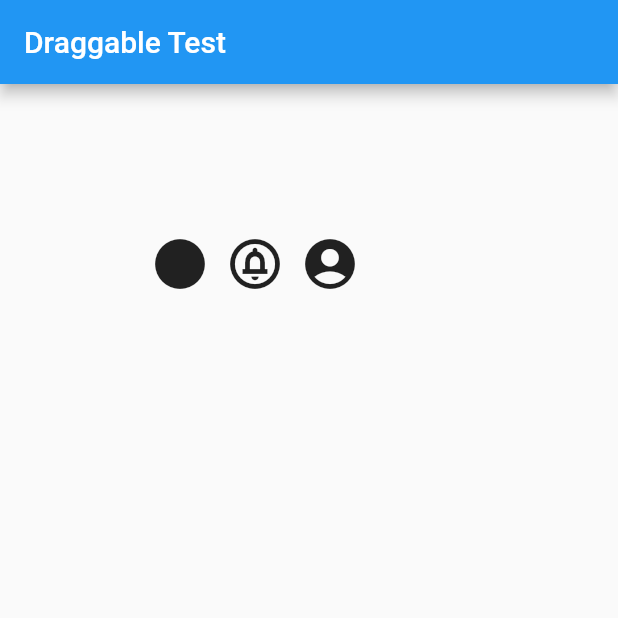
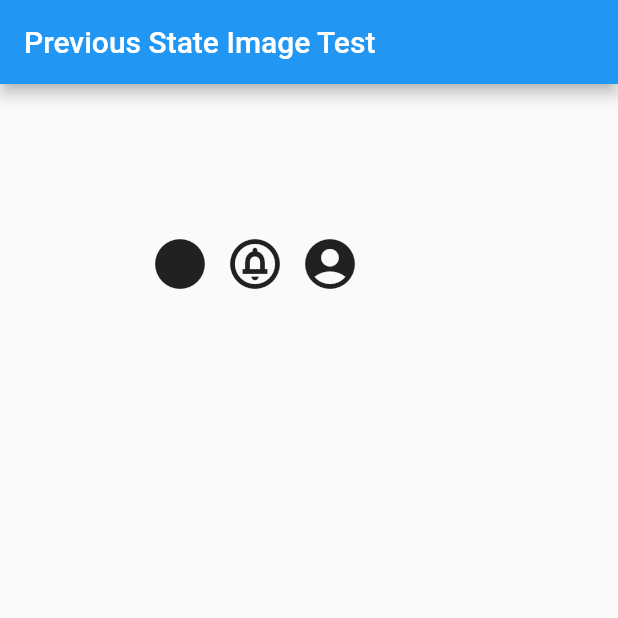
Before and after one commit to kaminami/flutter_by_example, a Flutter app: the screen it shows after launch, on a phone screen of 412 x 824 dp, the top half of it. Run offline on Flutter 3.47's test engine with Material 2 defaults, Android fonts, the phone set to English and light mode, and no system bars.

Commit message:
タイトル設定

```diff
--- a/privious_state_image_example/lib/main.dart
+++ b/privious_state_image_example/lib/main.dart
@@ -10,11 +10,11 @@ class MyApp extends StatelessWidget {
   @override
   Widget build(BuildContext context) {
     return MaterialApp(
-      title: 'Draggable Test App',
+      title: 'Previous State Image Test App',
       theme: ThemeData(
         primarySwatch: Colors.blue,
       ),
-      home: const MyHomePage(title: 'Draggable Test'),
+      home: const MyHomePage(title: 'Previous State Image Test'),
     );
   }
 }
```
